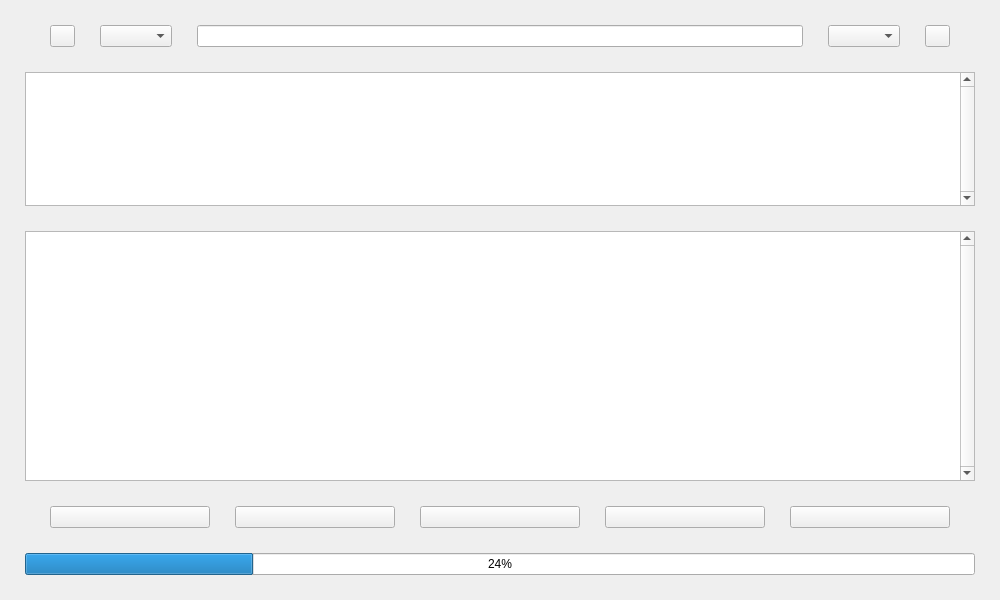
This is src/frontend/gui/ui/sisyphus.ui in redcorelinux/sisyphus as Qt 5 draws it before an edit. The edited form follows.
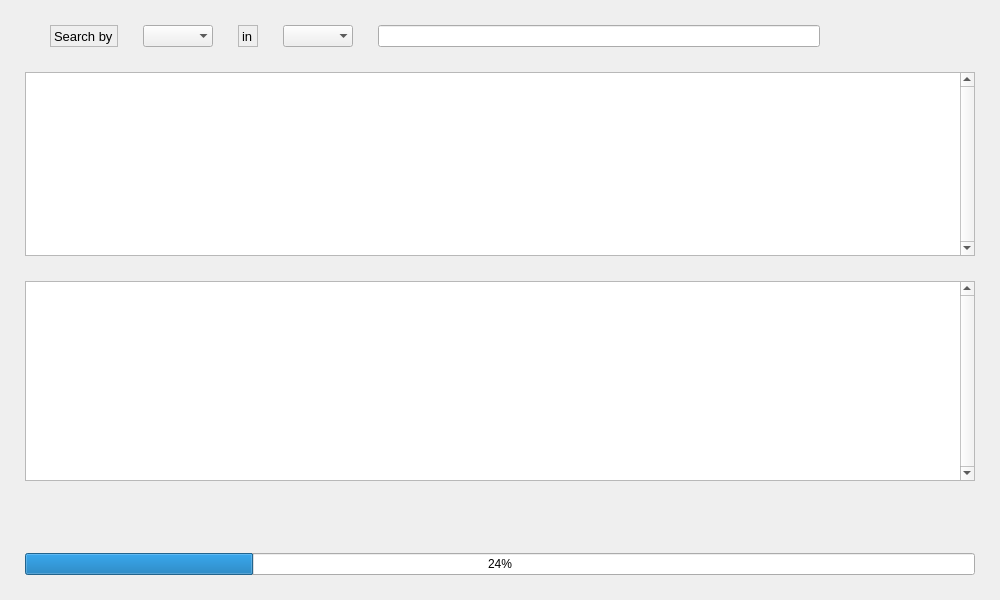
This is the edited form. Icons and pictures are not drawn.

Commit message: modernise the gui interface

Patch:
```diff
--- a/src/frontend/gui/ui/sisyphus.ui
+++ b/src/frontend/gui/ui/sisyphus.ui
@@ -55,7 +55,7 @@
        <enum>QFrame::StyledPanel</enum>
       </property>
       <property name="frameShadow">
-       <enum>QFrame::Raised</enum>
+       <enum>QFrame::Sunken</enum>
       </property>
       <property name="verticalScrollBarPolicy">
        <enum>Qt::ScrollBarAlwaysOn</enum>
@@ -113,33 +113,99 @@
        <number>25</number>
       </property>
       <item>
-       <widget class="QPushButton" name="settingsButton">
+       <widget class="QLabel" name="label1">
         <property name="maximumSize">
          <size>
-          <width>25</width>
-          <height>25</height>
+          <width>16777215</width>
+          <height>30</height>
          </size>
         </property>
-        <property name="toolTip">
-         <string>&lt;html&gt;&lt;head/&gt;&lt;body&gt;&lt;p align=&quot;center&quot;&gt;Mirror Configuration&lt;/p&gt;&lt;/body&gt;&lt;/html&gt;</string>
+        <property name="font">
+         <font>
+          <pointsize>10</pointsize>
+         </font>
         </property>
-        <property name="icon">
-         <iconset>
-          <normaloff>../icon/settings.png</normaloff>../icon/settings.png</iconset>
+        <property name="frameShape">
+         <enum>QFrame::StyledPanel</enum>
         </property>
-        <property name="iconSize">
+        <property name="text">
+         <string>Search by</string>
+        </property>
+        <property name="textFormat">
+         <enum>Qt::MarkdownText</enum>
+        </property>
+        <property name="scaledContents">
+         <bool>true</bool>
+        </property>
+        <property name="textInteractionFlags">
+         <set>Qt::NoTextInteraction</set>
+        </property>
+       </widget>
+      </item>
+      <item>
+       <widget class="QComboBox" name="applicationFilter">
+        <property name="maximumSize">
          <size>
-          <width>16</width>
-          <height>16</height>
+          <width>16777215</width>
+          <height>30</height>
          </size>
         </property>
+        <property name="frame">
+         <bool>false</bool>
+        </property>
        </widget>
       </item>
       <item>
-       <widget class="QComboBox" name="applicationFilter"/>
+       <widget class="QLabel" name="label2">
+        <property name="maximumSize">
+         <size>
+          <width>16777215</width>
+          <height>30</height>
+         </size>
+        </property>
+        <property name="font">
+         <font>
+          <pointsize>10</pointsize>
+         </font>
+        </property>
+        <property name="mouseTracking">
+         <bool>true</bool>
+        </property>
+        <property name="frameShape">
+         <enum>QFrame::StyledPanel</enum>
+        </property>
+        <property name="text">
+         <string>in</string>
+        </property>
+        <property name="scaledContents">
+         <bool>true</bool>
+        </property>
+        <property name="textInteractionFlags">
+         <set>Qt::NoTextInteraction</set>
+        </property>
+       </widget>
+      </item>
+      <item>
+       <widget class="QComboBox" name="databaseFilter">
+        <property name="maximumSize">
+         <size>
+          <width>16777215</width>
+          <height>30</height>
+         </size>
+        </property>
+        <property name="frame">
+         <bool>false</bool>
+        </property>
+       </widget>
       </item>
       <item>
        <widget class="QLineEdit" name="inputBox">
+        <property name="maximumSize">
+         <size>
+          <width>16777215</width>
+          <height>30</height>
+         </size>
+        </property>
         <property name="toolTip">
          <string>&lt;html&gt;&lt;head/&gt;&lt;body&gt;&lt;p align=&quot;center&quot;&gt;Write package name and press Enter&lt;/p&gt;&lt;/body&gt;&lt;/html&gt;</string>
         </property>
@@ -148,15 +214,12 @@
         </property>
        </widget>
       </item>
-      <item>
-       <widget class="QComboBox" name="databaseFilter"/>
-      </item>
       <item>
        <widget class="QPushButton" name="licenseButton">
         <property name="maximumSize">
          <size>
-          <width>25</width>
-          <height>25</height>
+          <width>16777215</width>
+          <height>30</height>
          </size>
         </property>
         <property name="toolTip">
@@ -172,6 +235,35 @@
           <height>16</height>
          </size>
         </property>
+        <property name="flat">
+         <bool>true</bool>
+        </property>
+       </widget>
+      </item>
+      <item>
+       <widget class="QPushButton" name="settingsButton">
+        <property name="maximumSize">
+         <size>
+          <width>16777215</width>
+          <height>30</height>
+         </size>
+        </property>
+        <property name="toolTip">
+         <string>&lt;html&gt;&lt;head/&gt;&lt;body&gt;&lt;p align=&quot;center&quot;&gt;Mirror Configuration&lt;/p&gt;&lt;/body&gt;&lt;/html&gt;</string>
+        </property>
+        <property name="icon">
+         <iconset>
+          <normaloff>../icon/settings.png</normaloff>../icon/settings.png</iconset>
+        </property>
+        <property name="iconSize">
+         <size>
+          <width>16</width>
+          <height>16</height>
+         </size>
+        </property>
+        <property name="flat">
+         <bool>true</bool>
+        </property>
        </widget>
       </item>
      </layout>
@@ -192,7 +284,7 @@
         <property name="maximumSize">
          <size>
           <width>16777215</width>
-          <height>25</height>
+          <height>30</height>
          </size>
         </property>
         <property name="toolTip">
@@ -211,6 +303,9 @@
           <height>16</height>
          </size>
         </property>
+        <property name="flat">
+         <bool>true</bool>
+        </property>
        </widget>
       </item>
       <item>
@@ -218,7 +313,7 @@
         <property name="maximumSize">
          <size>
           <width>16777215</width>
-          <height>25</height>
+          <height>30</height>
          </size>
         </property>
         <property name="toolTip">
@@ -237,6 +332,9 @@
           <height>16</height>
          </size>
         </property>
+        <property name="flat">
+         <bool>true</bool>
+        </property>
        </widget>
       </item>
       <item>
@@ -244,7 +342,7 @@
         <property name="maximumSize">
          <size>
           <width>16777215</width>
-          <height>25</height>
+          <height>30</height>
          </size>
         </property>
         <property name="toolTip">
@@ -260,6 +358,9 @@
           <height>16</height>
          </size>
         </property>
+        <property name="flat">
+         <bool>true</bool>
+        </property>
        </widget>
       </item>
       <item>
@@ -267,7 +368,7 @@
         <property name="maximumSize">
          <size>
           <width>16777215</width>
-          <height>25</height>
+          <height>30</height>
          </size>
         </property>
         <property name="toolTip">
@@ -286,6 +387,9 @@
           <height>16</height>
          </size>
         </property>
+        <property name="flat">
+         <bool>true</bool>
+        </property>
        </widget>
       </item>
       <item>
@@ -293,7 +397,7 @@
         <property name="maximumSize">
          <size>
           <width>16777215</width>
-          <height>25</height>
+          <height>30</height>
          </size>
         </property>
         <property name="toolTip">
@@ -309,6 +413,9 @@
           <height>16</height>
          </size>
         </property>
+        <property name="flat">
+         <bool>true</bool>
+        </property>
        </widget>
       </item>
      </layout>
@@ -331,14 +438,17 @@
       <property name="minimumSize">
        <size>
         <width>0</width>
-        <height>250</height>
+        <height>200</height>
        </size>
       </property>
       <property name="toolTip">
        <string>&lt;html&gt;&lt;head/&gt;&lt;body&gt;&lt;p align=&quot;center&quot;&gt;Progress Box&lt;/p&gt;&lt;/body&gt;&lt;/html&gt;</string>
       </property>
+      <property name="frameShape">
+       <enum>QFrame::StyledPanel</enum>
+      </property>
       <property name="frameShadow">
-       <enum>QFrame::Raised</enum>
+       <enum>QFrame::Sunken</enum>
       </property>
       <property name="verticalScrollBarPolicy">
        <enum>Qt::ScrollBarAlwaysOn</enum>
```
Left out of the diff: 6 changed lines with no effect on the pictures. The commit also changes 1 other file.
